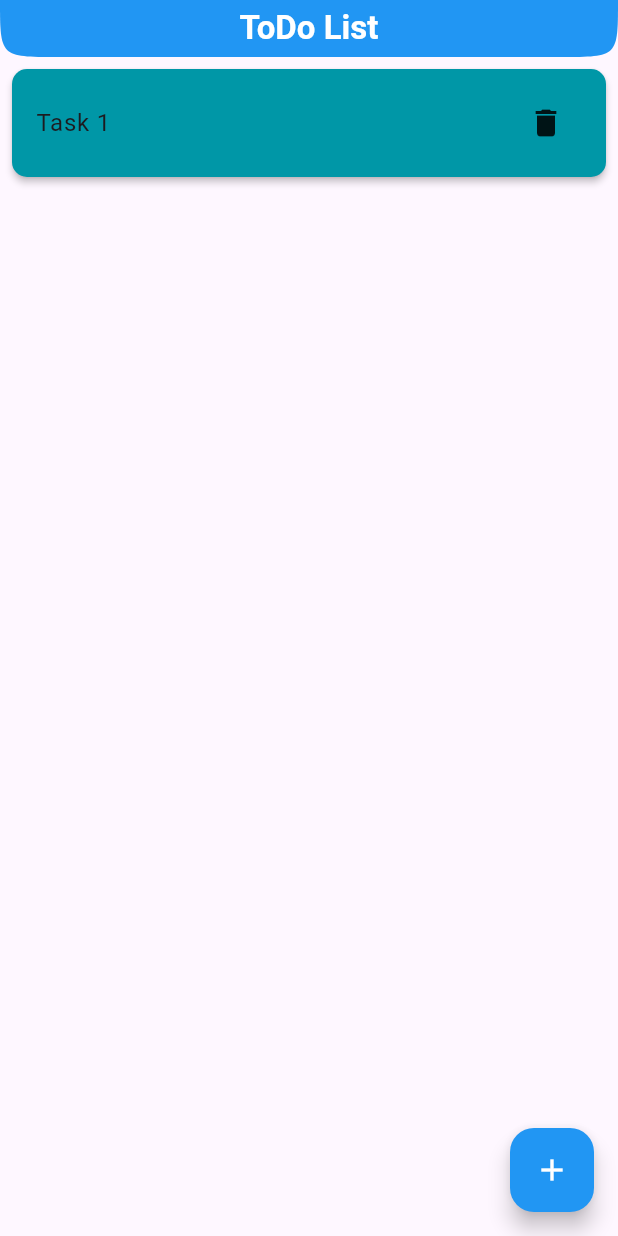
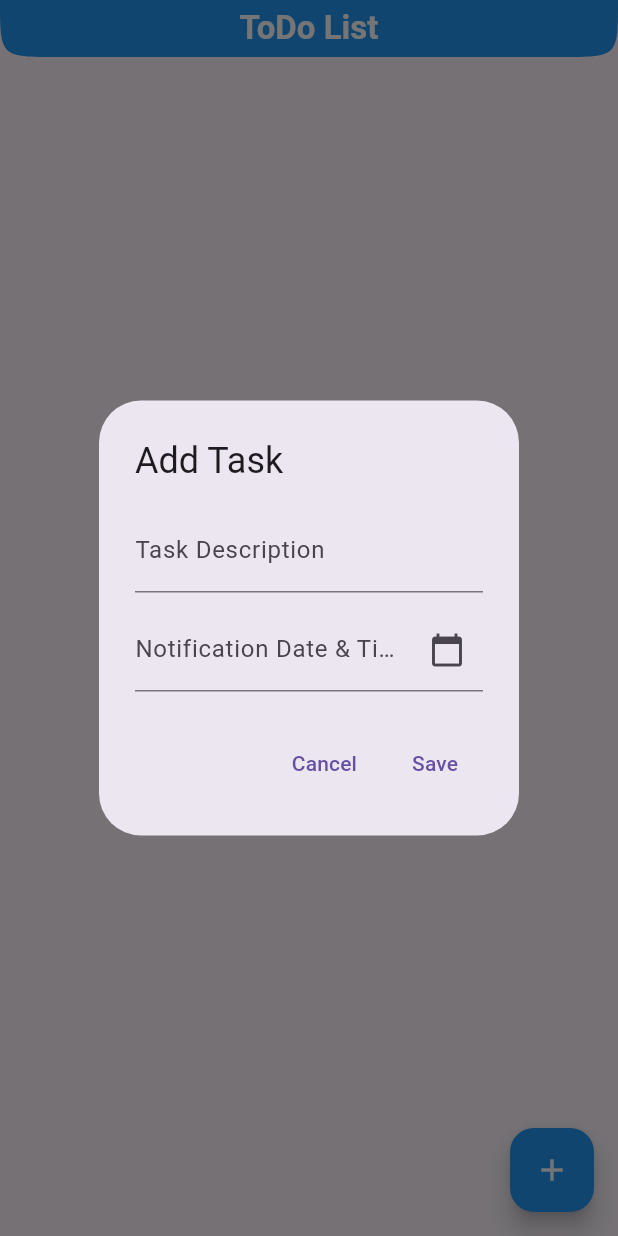
Before and after one commit to Anik-Adnan/ToDo_List, a Flutter app: the screen it shows after launch, after a tap on the "add" icon, on a phone screen of 412 x 824 dp. Run offline on Flutter 3.47's test engine with Material 3 defaults, Android fonts, the phone set to English and light mode, and no system bars; our stand-ins replace timezone.

Commit message:
task set up done

```diff
--- a/todo_list/lib/screens/HomePage.dart
+++ b/todo_list/lib/screens/HomePage.dart
@@ -1,15 +1,25 @@
-
 import 'package:flutter/material.dart';
+import 'package:timezone/data/latest.dart' as tzdata;
+import 'package:timezone/timezone.dart' as tz;
 
 class HomePage extends StatefulWidget {
-  const HomePage({super.key});
+  const HomePage({Key? key}) : super(key: key);
 
   @override
   State<HomePage> createState() => _HomePageState();
 }
 
 class _HomePageState extends State<HomePage> {
+  final GlobalKey<FormState> _formKey = GlobalKey<FormState>();
+  final TextEditingController _descriptionController = TextEditingController();
+  final TextEditingController _dateTimeController = TextEditingController();
   List<String> tasks = [];
+
+  @override
+  void initState() {
+    super.initState();
+    tzdata.initializeTimeZones();
+  }
 
   @override
   Widget build(BuildContext context) {
@@ -33,7 +43,6 @@ class _HomePageState extends State<HomePage> {
       ),
       body: SingleChildScrollView(
         child: Container(
-            // color: Colors.blue,
           padding: const EdgeInsets.all(8.0),
           child: ListView.separated(
             physics: NeverScrollableScrollPhysics(),
@@ -46,7 +55,6 @@ class _HomePageState extends State<HomePage> {
                   borderRadius: BorderRadius.circular(10.0),
                 ),
                 elevation: 2.0,
-                  // color: Colors.cyan,
                 color: index % 2 == 0 ? Colors.cyan.shade700 : Colors.cyan.shade500,
                 child: ListTile(
                   contentPadding: EdgeInsets.symmetric(horizontal: 16.0, vertical: 8.0),
@@ -69,7 +77,7 @@ class _HomePageState extends State<HomePage> {
       floatingActionButton: FloatingActionButton(
         backgroundColor: Colors.blue,
         onPressed: () {
-          _addTask();
+          _showAddTaskDialog(context);
         },
         child: const Icon(
           Icons.add,
@@ -79,9 +87,98 @@ class _HomePageState extends State<HomePage> {
     );
   }
 
-  void _addTask() {
+  Future<void> _showAddTaskDialog(BuildContext context) async {
+    DateTime? pickedDate;
+    TimeOfDay? pickedTime;
+
+    await showDialog(
+      context: context,
+      builder: (BuildContext context) {
+        return AlertDialog(
+          title: Text("Add Task"),
+          content: SingleChildScrollView(
+            child: Form(
+              key: _formKey,
+              child: Column(
+                mainAxisSize: MainAxisSize.min,
+                children: [
+                  TextFormField(
+                    controller: _descriptionController,
+                    decoration: InputDecoration(labelText: "Task Description"),
+                    validator: (value) {
+                      if (value == null || value.isEmpty) {
+                        return "Please enter a description";
+                      }
+                      return null;
+                    },
+                  ),
+                  SizedBox(height: 10.0),
+                  TextFormField(
+                    controller: _dateTimeController,
+                    readOnly: true,
+                    decoration: InputDecoration(
+                      labelText: "Notification Date & Time",
+                      suffixIcon: IconButton(
+                        icon: Icon(Icons.calendar_today),
+                        onPressed: () async {
+                          final pickedDateTemp = await showDatePicker(
+                            context: context,
+                            initialDate: DateTime.now(),
+                            firstDate: DateTime.now(),
+                            lastDate: DateTime(2100),
+                          );
+
+                          if (pickedDateTemp != null) {
+                            final pickedTimeTemp = await showTimePicker(
+                              context: context,
+                              initialTime: TimeOfDay.now(),
+                            );
+
+                            if (pickedTimeTemp != null) {
                               setState(() {
-      tasks.add("Task ${tasks.length + 1}");
+                                pickedDate = pickedDateTemp;
+                                pickedTime = pickedTimeTemp;
+                                _dateTimeController.text = "${pickedDateTemp.toIso8601String().substring(0, 10)} ${pickedTimeTemp.format(context)}";
                               });
                             }
                           }
+                        },
+                      ),
+                    ),
+                    validator: (value) {
+                      if (value == null || value.isEmpty) {
+                        return "Please select date and time";
+                      }
+                      return null;
+                    },
+                  ),
+                ],
+              ),
+            ),
+          ),
+          actions: [
+            TextButton(
+              onPressed: () {
+                Navigator.of(context).pop();
+              },
+              child: Text("Cancel"),
+            ),
+            TextButton(
+              onPressed: () {
+                if (_formKey.currentState!.validate()) {
+                  setState(() {
+                    tasks.add(_descriptionController.text);
+                    _descriptionController.clear();
+                    _dateTimeController.clear();
+                  });
+                  Navigator.of(context).pop();
+                }
+              },
+              child: Text("Save"),
+            ),
+          ],
+        );
+      },
+    );
+  }
+}
--- a/todo_list/pubspec.yaml
+++ b/todo_list/pubspec.yaml
@@ -49,6 +49,7 @@ dev_dependencies:
   sqflite: ^2.3.2
   intl: ^0.19.0
   path_provider: ^2.1.2
+  flutter_local_notifications: ^17.0.0
 
 # For information on the generic Dart part of this file, see the
 # following page: https://dart.dev/tools/pub/pubspec
```
Also changed, not shown: todo_list/pubspec.lock, 1 other file. Lines whose indentation alone changed are shown as unchanged.
